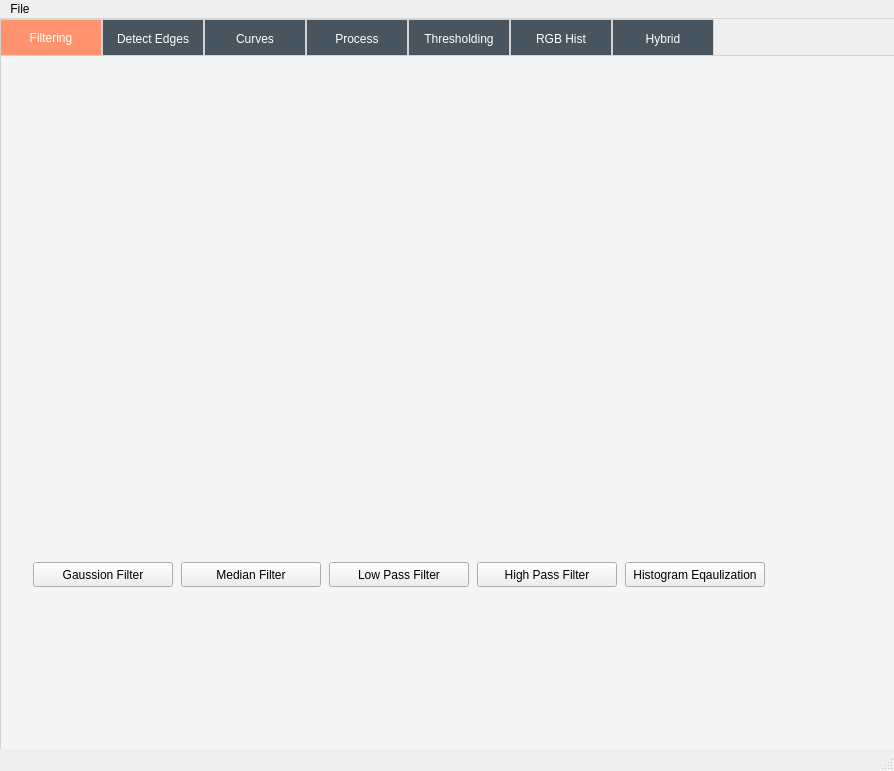
Qt form mainwindow.ui (MohabGhobashy/image_processing_studio) before a commit.
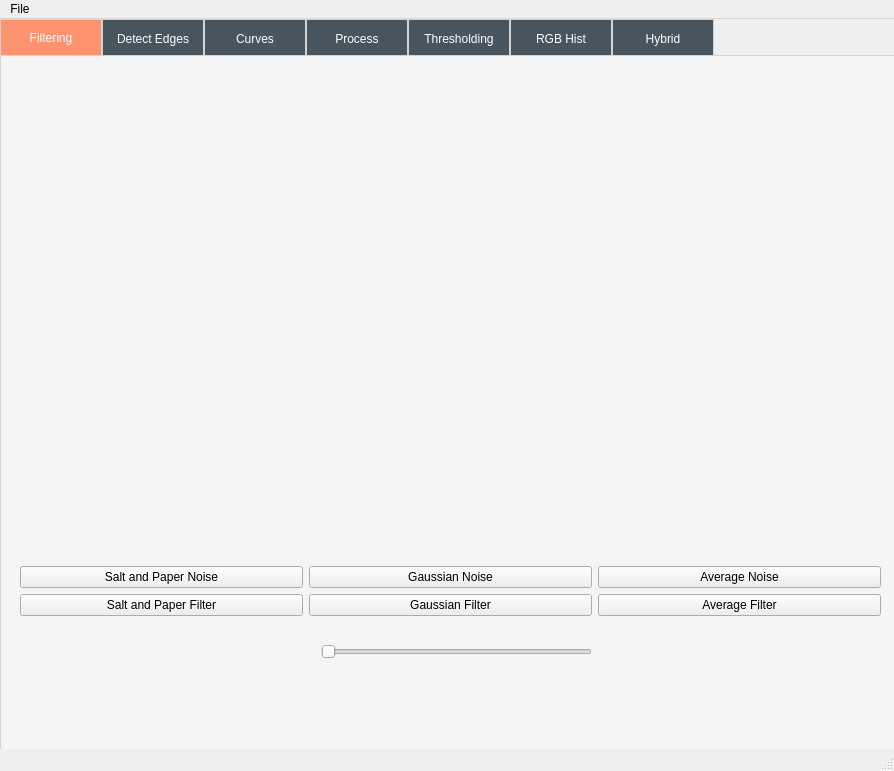
The same form after that commit. The open tabs and pages were chosen to show the change. Icons and pictures are not drawn.

```diff
--- a/mainwindow.ui
+++ b/mainwindow.ui
@@ -65,7 +65,7 @@
      <enum>QTabWidget::North</enum>
     </property>
     <property name="currentIndex">
-     <number>3</number>
+     <number>0</number>
     </property>
     <property name="iconSize">
      <size>
@@ -89,307 +89,201 @@
      <attribute name="title">
       <string>Filtering</string>
      </attribute>
-     <widget class="QWidget" name="layoutWidget">
+     <widget class="QWidget" name="verticalLayoutWidget_4">
       <property name="geometry">
        <rect>
-        <x>30</x>
-        <y>440</y>
-        <width>740</width>
-        <height>94</height>
+        <x>19</x>
+        <y>19</y>
+        <width>861</width>
+        <height>541</height>
        </rect>
       </property>
-      <layout class="QHBoxLayout" name="horizontalLayout">
+      <layout class="QVBoxLayout" name="verticalLayout_4">
        <item>
-        <layout class="QVBoxLayout" name="verticalLayout_2">
-         <item alignment="Qt::AlignHCenter">
-          <widget class="QLabel" name="preview_filter_1">
-           <property name="minimumSize">
-            <size>
-             <width>0</width>
-             <height>58</height>
-            </size>
-           </property>
-           <property name="maximumSize">
-            <size>
-             <width>16777215</width>
-             <height>58</height>
-            </size>
-           </property>
-           <property name="text">
-            <string/>
-           </property>
-           <property name="scaledContents">
-            <bool>true</bool>
-           </property>
-          </widget>
-         </item>
-         <item>
-          <widget class="QPushButton" name="filter_1_btn">
-           <property name="minimumSize">
-            <size>
-             <width>140</width>
-             <height>25</height>
-            </size>
-           </property>
-           <property name="maximumSize">
-            <size>
-             <width>140</width>
-             <height>25</height>
-            </size>
-           </property>
-           <property name="text">
-            <string>Gaussion Filter</string>
-           </property>
-          </widget>
-         </item>
-        </layout>
+        <widget class="QWidget" name="horizontalWidget_3" native="true">
+         <property name="maximumSize">
+          <size>
+           <width>16777215</width>
+           <height>40</height>
+          </size>
+         </property>
+         <layout class="QHBoxLayout" name="horizontalLayout_17">
+          <item>
+           <layout class="QHBoxLayout" name="horizontalLayout_9">
+            <item>
+             <widget class="QLabel" name="originalImgLbl">
+              <property name="text">
+               <string/>
+              </property>
+             </widget>
+            </item>
+           </layout>
+          </item>
+          <item>
+           <spacer name="horizontalSpacer_3">
+            <property name="orientation">
+             <enum>Qt::Horizontal</enum>
+            </property>
+            <property name="sizeType">
+             <enum>QSizePolicy::Maximum</enum>
+            </property>
+            <property name="sizeHint" stdset="0">
+             <size>
+              <width>40</width>
+              <height>20</height>
+             </size>
+            </property>
+           </spacer>
+          </item>
+          <item>
+           <layout class="QHBoxLayout" name="horizontalLayout_10">
+            <item>
+             <widget class="QLabel" name="filteredImgLbl">
+              <property name="text">
+               <string/>
+              </property>
+             </widget>
+            </item>
+           </layout>
+          </item>
+         </layout>
+        </widget>
        </item>
        <item>
-        <layout class="QVBoxLayout" name="verticalLayout_3">
-         <item alignment="Qt::AlignHCenter">
-          <widget class="QLabel" name="preview_filter_2">
-           <property name="minimumSize">
-            <size>
-             <width>0</width>
-             <height>58</height>
-            </size>
-           </property>
-           <property name="maximumSize">
-            <size>
-             <width>16777215</width>
-             <height>58</height>
-            </size>
-           </property>
-           <property name="text">
-            <string/>
-           </property>
-           <property name="scaledContents">
-            <bool>true</bool>
-           </property>
-          </widget>
+        <layout class="QHBoxLayout" name="horizontalLayout_19">
+         <item>
+          <layout class="QVBoxLayout" name="verticalLayout_2">
+           <item>
+            <widget class="QLabel" name="originalImg">
+             <property name="text">
+              <string/>
+             </property>
+            </widget>
+           </item>
+          </layout>
          </item>
          <item>
-          <widget class="QPushButton" name="filter_2_btn">
-           <property name="minimumSize">
-            <size>
-             <width>140</width>
-             <height>25</height>
-            </size>
+          <spacer name="horizontalSpacer_2">
+           <property name="orientation">
+            <enum>Qt::Horizontal</enum>
            </property>
-           <property name="maximumSize">
-            <size>
-             <width>140</width>
-             <height>25</height>
-            </size>
+           <property name="sizeType">
+            <enum>QSizePolicy::Maximum</enum>
            </property>
-           <property name="text">
-            <string>Median Filter</string>
-           </property>
-          </widget>
-         </item>
-        </layout>
-       </item>
-       <item>
-        <layout class="QVBoxLayout" name="verticalLayout_4">
-         <item alignment="Qt::AlignHCenter">
-          <widget class="QLabel" name="preview_filter_3">
-           <property name="minimumSize">
+           <property name="sizeHint" stdset="0">
             <size>
-             <width>0</width>
-             <height>58</height>
+             <width>40</width>
+             <height>20</height>
             </size>
            </property>
-           <property name="maximumSize">
-            <size>
-             <width>16777215</width>
-             <height>58</height>
-            </size>
-           </property>
-           <property name="text">
-            <string/>
-           </property>
-           <property name="scaledContents">
-            <bool>true</bool>
-           </property>
-          </widget>
+          </spacer>
          </item>
          <item>
-          <widget class="QPushButton" name="filter_3_btn">
-           <property name="minimumSize">
-            <size>
-             <width>140</width>
-             <height>25</height>
-            </size>
-           </property>
-           <property name="maximumSize">
-            <size>
-             <width>140</width>
-             <height>25</height>
-            </size>
-           </property>
-           <property name="text">
-            <string>Low Pass Filter</string>
-           </property>
-          </widget>
+          <layout class="QVBoxLayout" name="verticalLayout_3">
+           <item>
+            <widget class="QLabel" name="filteredImg">
+             <property name="text">
+              <string/>
+             </property>
+            </widget>
+           </item>
+          </layout>
          </item>
         </layout>
        </item>
        <item>
-        <layout class="QVBoxLayout" name="verticalLayout_5">
-         <item alignment="Qt::AlignHCenter">
-          <widget class="QLabel" name="preview_filter_4">
-           <property name="minimumSize">
-            <size>
-             <width>0</width>
-             <height>58</height>
-            </size>
-           </property>
-           <property name="maximumSize">
-            <size>
-             <width>16777215</width>
-             <height>58</height>
-            </size>
-           </property>
-           <property name="text">
-            <string/>
-           </property>
-           <property name="scaledContents">
-            <bool>true</bool>
-           </property>
-          </widget>
-         </item>
-         <item>
-          <widget class="QPushButton" name="filter_4_btn">
-           <property name="minimumSize">
-            <size>
-             <width>140</width>
-             <height>25</height>
-            </size>
-           </property>
-           <property name="maximumSize">
-            <size>
-             <width>140</width>
-             <height>25</height>
-            </size>
-           </property>
-           <property name="text">
-            <string>High Pass Filter</string>
-           </property>
-          </widget>
-         </item>
-        </layout>
+        <spacer name="verticalSpacer_2">
+         <property name="orientation">
+          <enum>Qt::Vertical</enum>
+         </property>
+         <property name="sizeType">
+          <enum>QSizePolicy::Maximum</enum>
+         </property>
+         <property name="sizeHint" stdset="0">
+          <size>
+           <width>20</width>
+           <height>100</height>
+          </size>
+         </property>
+        </spacer>
        </item>
        <item>
-        <layout class="QVBoxLayout" name="verticalLayout_6">
-         <item alignment="Qt::AlignHCenter">
-          <widget class="QLabel" name="preview_filter_5">
-           <property name="minimumSize">
-            <size>
-             <width>0</width>
-             <height>58</height>
-            </size>
-           </property>
-           <property name="maximumSize">
-            <size>
-             <width>16777215</width>
-             <height>58</height>
-            </size>
-           </property>
-           <property name="text">
-            <string/>
-           </property>
-           <property name="scaledContents">
-            <bool>true</bool>
-           </property>
-          </widget>
+        <layout class="QHBoxLayout" name="horizontalLayout">
+         <item>
+          <layout class="QHBoxLayout" name="horizontalLayout_20">
+           <item>
+            <layout class="QVBoxLayout" name="verticalLayout_5">
+             <item>
+              <widget class="QPushButton" name="saltNoBtn">
+               <property name="text">
+                <string>Salt and Paper Noise</string>
+               </property>
+              </widget>
+             </item>
+             <item>
+              <widget class="QPushButton" name="altFiltBtn">
+               <property name="text">
+                <string>Salt and Paper Filter</string>
+               </property>
+              </widget>
+             </item>
+            </layout>
+           </item>
+          </layout>
          </item>
          <item>
-          <widget class="QPushButton" name="filter_5_btn">
-           <property name="minimumSize">
-            <size>
-             <width>140</width>
-             <height>25</height>
-            </size>
-           </property>
-           <property name="maximumSize">
-            <size>
-             <width>140</width>
-             <height>25</height>
-            </size>
-           </property>
-           <property name="text">
-            <string>Histogram Eqaulization</string>
-           </property>
-          </widget>
+          <layout class="QVBoxLayout" name="verticalLayout_19">
+           <item>
+            <widget class="QPushButton" name="gaussianNoBtn">
+             <property name="text">
+              <string>Gaussian Noise</string>
+             </property>
+            </widget>
+           </item>
+           <item>
+            <widget class="QPushButton" name="gaussianFilBtn">
+             <property name="text">
+              <string>Gaussian Filter</string>
+             </property>
+            </widget>
+           </item>
+          </layout>
          </item>
+         <item>
+          <layout class="QVBoxLayout" name="verticalLayout_16">
+           <item>
+            <widget class="QPushButton" name="avgNoBtn">
+             <property name="text">
+              <string>Average Noise</string>
+             </property>
+            </widget>
+           </item>
+           <item>
+            <widget class="QPushButton" name="avgFiltBtn">
+             <property name="text">
+              <string>Average Filter</string>
+             </property>
+            </widget>
+           </item>
+          </layout>
+         </item>
         </layout>
        </item>
       </layout>
      </widget>
-     <widget class="QLabel" name="originalImgLbl">
+     <widget class="QSlider" name="GaussianSlider">
       <property name="geometry">
        <rect>
-        <x>140</x>
-        <y>360</y>
-        <width>131</width>
-        <height>31</height>
+        <x>320</x>
+        <y>570</y>
+        <width>271</width>
+        <height>51</height>
        </rect>
       </property>
-      <property name="text">
-       <string/>
+      <property name="orientation">
+       <enum>Qt::Horizontal</enum>
       </property>
      </widget>
-     <widget class="QLabel" name="filteredImgLbl">
-      <property name="geometry">
-       <rect>
-        <x>540</x>
-        <y>360</y>
-        <width>131</width>
-        <height>31</height>
-       </rect>
-      </property>
-      <property name="text">
-       <string/>
-      </property>
-     </widget>
-     <widget class="QWidget" name="horizontalLayoutWidget">
-      <property name="geometry">
-       <rect>
-        <x>20</x>
-        <y>70</y>
-        <width>361</width>
-        <height>281</height>
-       </rect>
-      </property>
-      <layout class="QHBoxLayout" name="horizontalLayout_9">
-       <item>
-        <widget class="QLabel" name="originalImg">
-         <property name="text">
-          <string/>
-         </property>
-        </widget>
-       </item>
-      </layout>
-     </widget>
-     <widget class="QWidget" name="horizontalLayoutWidget_2">
-      <property name="geometry">
-       <rect>
-        <x>429</x>
-        <y>69</y>
-        <width>351</width>
-        <height>281</height>
-       </rect>
-      </property>
-      <layout class="QHBoxLayout" name="horizontalLayout_10">
-       <item>
-        <widget class="QLabel" name="filteredImg">
-         <property name="text">
-          <string/>
-         </property>
-        </widget>
-       </item>
-      </layout>
-     </widget>
     </widget>
     <widget class="QWidget" name="tab_5">
      <attribute name="title">
```
